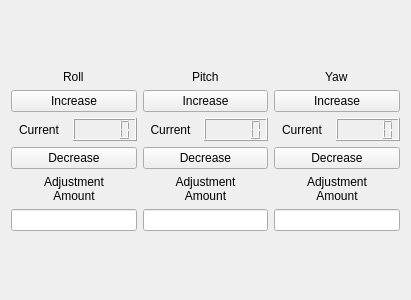
First picture: the form in vigir_ocs_grasp_widget/src/handOffsetWidget.ui, repository team-vigir/vigir_ocs_common, before the edit.
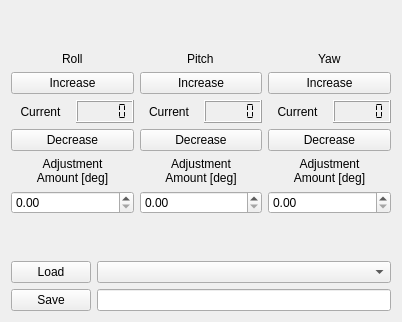
Second picture: the form after the edit.

Commit message: Offset widget ready to tested once everything that needs to listen to it is finish

```diff
--- a/vigir_ocs_grasp_widget/src/handOffsetWidget.ui
+++ b/vigir_ocs_grasp_widget/src/handOffsetWidget.ui
@@ -6,13 +6,15 @@
    <rect>
     <x>0</x>
     <y>0</y>
-    <width>411</width>
-    <height>300</height>
+    <width>402</width>
+    <height>322</height>
    </rect>
   </property>
   <property name="windowTitle">
    <string>Hand Template Offset</string>
   </property>
+  <layout class="QVBoxLayout" name="verticalLayout_4">
+   <item>
   <layout class="QHBoxLayout" name="horizontalLayout">
    <item>
     <layout class="QVBoxLayout" name="verticalLayout_2">
@@ -59,7 +61,25 @@
         </widget>
        </item>
        <item>
-        <widget class="QLCDNumber" name="roll_current"/>
+          <widget class="QLCDNumber" name="roll_current">
+           <property name="font">
+            <font>
+             <kerning>true</kerning>
+            </font>
+           </property>
+           <property name="frameShadow">
+            <enum>QFrame::Raised</enum>
+           </property>
+           <property name="midLineWidth">
+            <number>0</number>
+           </property>
+           <property name="smallDecimalPoint">
+            <bool>true</bool>
+           </property>
+           <property name="segmentStyle">
+            <enum>QLCDNumber::Flat</enum>
+           </property>
+          </widget>
        </item>
       </layout>
      </item>
@@ -77,7 +97,7 @@
        </property>
        <property name="text">
         <string>Adjustment
-Amount</string>
+Amount [deg]</string>
        </property>
        <property name="alignment">
         <set>Qt::AlignCenter</set>
@@ -85,11 +105,7 @@
       </widget>
      </item>
      <item>
-      <widget class="QLineEdit" name="roll_adj">
-       <property name="inputMask">
-        <string comment="%d"/>
-       </property>
-      </widget>
+        <widget class="QDoubleSpinBox" name="roll_adj"/>
      </item>
      <item>
       <spacer name="verticalSpacer_4">
@@ -148,7 +164,14 @@
         </widget>
        </item>
        <item>
-        <widget class="QLCDNumber" name="pitch_current"/>
+          <widget class="QLCDNumber" name="pitch_current">
+           <property name="smallDecimalPoint">
+            <bool>true</bool>
+           </property>
+           <property name="segmentStyle">
+            <enum>QLCDNumber::Flat</enum>
+           </property>
+          </widget>
        </item>
       </layout>
      </item>
@@ -166,7 +189,7 @@
        </property>
        <property name="text">
         <string>Adjustment
-Amount</string>
+Amount [deg]</string>
        </property>
        <property name="alignment">
         <set>Qt::AlignCenter</set>
@@ -174,7 +197,7 @@
       </widget>
      </item>
      <item>
-      <widget class="QLineEdit" name="pitch_adj"/>
+        <widget class="QDoubleSpinBox" name="pitch_adj"/>
      </item>
      <item>
       <spacer name="verticalSpacer">
@@ -233,7 +256,14 @@
         </widget>
        </item>
        <item>
-        <widget class="QLCDNumber" name="yaw_current"/>
+          <widget class="QLCDNumber" name="yaw_current">
+           <property name="smallDecimalPoint">
+            <bool>true</bool>
+           </property>
+           <property name="segmentStyle">
+            <enum>QLCDNumber::Flat</enum>
+           </property>
+          </widget>
        </item>
       </layout>
      </item>
@@ -251,7 +281,7 @@
        </property>
        <property name="text">
         <string>Adjustment
-Amount</string>
+Amount [deg]</string>
        </property>
        <property name="alignment">
         <set>Qt::AlignCenter</set>
@@ -259,7 +289,7 @@
       </widget>
      </item>
      <item>
-      <widget class="QLineEdit" name="yaw_adj"/>
+        <widget class="QDoubleSpinBox" name="yaw_adj"/>
      </item>
      <item>
       <spacer name="verticalSpacer_6">
@@ -273,6 +303,40 @@
         </size>
        </property>
       </spacer>
+       </item>
+      </layout>
+     </item>
+    </layout>
+   </item>
+   <item>
+    <layout class="QHBoxLayout" name="horizontalLayout_5">
+     <item>
+      <layout class="QVBoxLayout" name="verticalLayout_6">
+       <item>
+        <widget class="QPushButton" name="load_offset">
+         <property name="text">
+          <string>Load</string>
+         </property>
+        </widget>
+       </item>
+       <item>
+        <widget class="QPushButton" name="save_offset">
+         <property name="text">
+          <string>Save</string>
+         </property>
+        </widget>
+       </item>
+      </layout>
+     </item>
+     <item>
+      <layout class="QVBoxLayout" name="verticalLayout_5">
+       <item>
+        <widget class="QComboBox" name="current_offset"/>
+       </item>
+       <item>
+        <widget class="QLineEdit" name="new_offset_name"/>
+       </item>
+      </layout>
      </item>
     </layout>
    </item>
```
Lines whose indentation alone changed are shown as unchanged. The commit also changes 4 other files.
